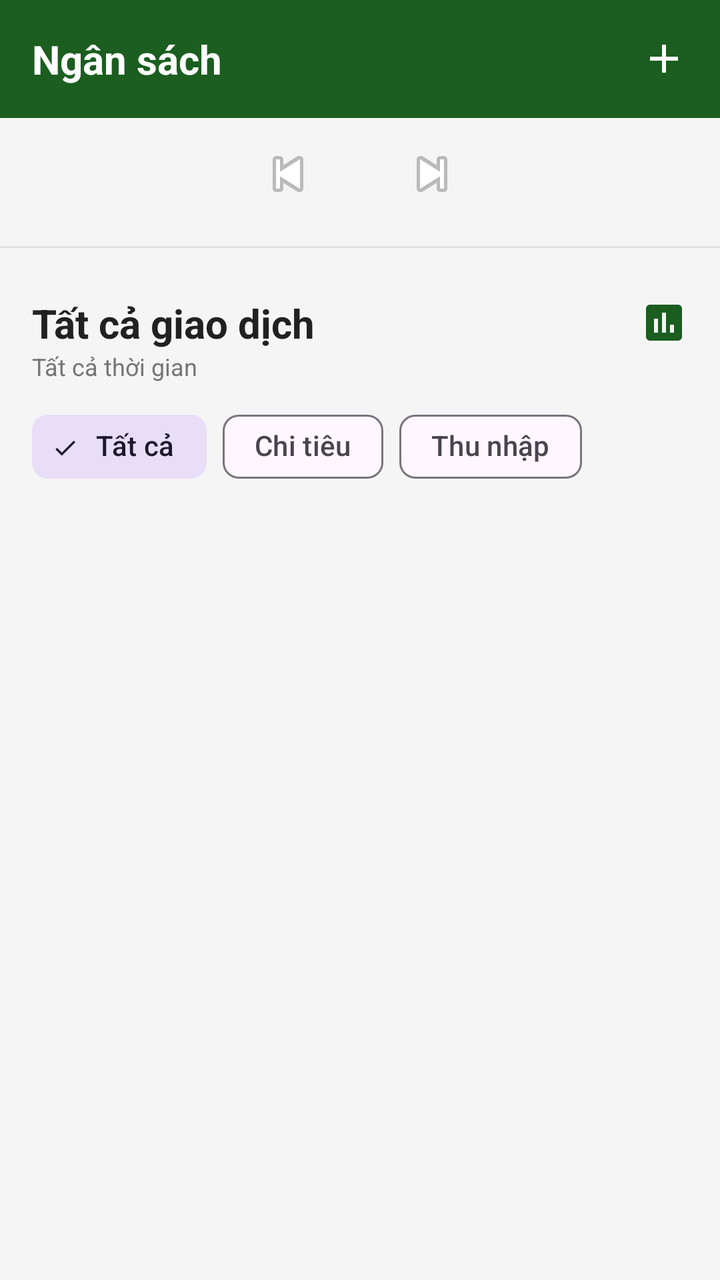
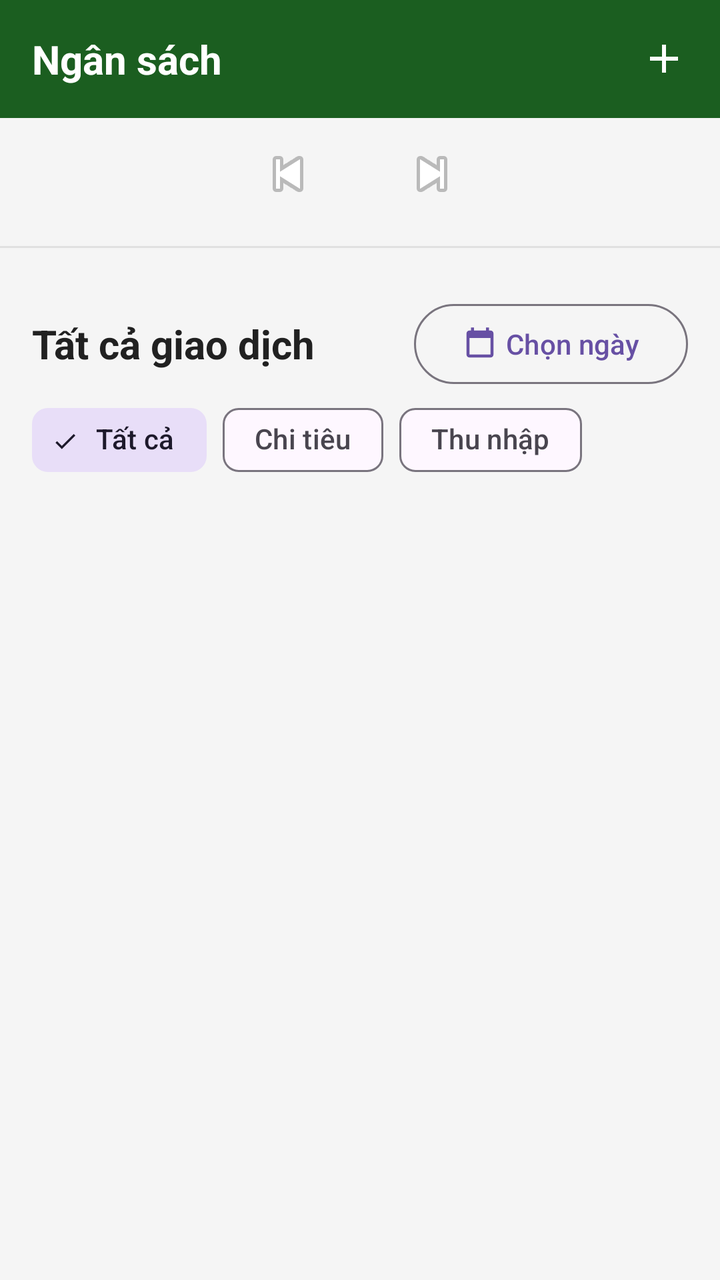

Before-and-after screenshots of an Android layout around one commit, followed by the original layout XML and the change that was made.
<!-- AndroidManifest.xml: application theme Theme.AppQuanLyChiTieu -->
<!-- res/layout/fragment_transaction_list.xml -->
<?xml version="1.0" encoding="utf-8"?>
<androidx.coordinatorlayout.widget.CoordinatorLayout xmlns:android="http://schemas.android.com/apk/res/android"
    xmlns:app="http://schemas.android.com/apk/res-auto"
    android:layout_width="match_parent"
    android:layout_height="match_parent"
    android:background="@color/background">

    <com.google.android.material.appbar.AppBarLayout
        android:layout_width="match_parent"
        android:layout_height="wrap_content"
        android:background="@color/background"
        android:theme="@style/Theme.Material3.Light">

        <com.google.android.material.appbar.CollapsingToolbarLayout
            android:layout_width="match_parent"
            android:layout_height="wrap_content"
            app:layout_scrollFlags="scroll|enterAlwaysCollapsed">

            <LinearLayout
                android:layout_width="match_parent"
                android:layout_height="wrap_content"
                android:orientation="vertical">
                
                
                <LinearLayout
                    android:layout_width="match_parent"
                    android:layout_height="wrap_content"
                    android:background="@color/primary"
                    android:orientation="horizontal"
                    android:padding="@dimen/spacing_md"
                    android:gravity="center_vertical">
                    
                    <TextView
                        android:layout_width="0dp"
                        android:layout_height="wrap_content"
                        android:layout_weight="1"
                        android:text="Ngân sách"
                        android:textColor="@color/white"
                        android:textSize="@dimen/text_title"
                        android:textStyle="bold" />
                        
                    <ImageButton
                        android:id="@+id/btn_add_budget"
                        android:layout_width="wrap_content"
                        android:layout_height="wrap_content"
                        android:background="?attr/selectableItemBackgroundBorderless"
                        android:src="@drawable/ic_add"
                        app:tint="@color/white"
                        android:contentDescription="Thêm ngân sách" />
                </LinearLayout>

                
                <LinearLayout
                    android:layout_width="match_parent"
                    android:layout_height="wrap_content"
                    android:gravity="center"
                    android:orientation="horizontal"
                    android:padding="@dimen/spacing_sm">

                    <ImageButton
                        android:id="@+id/btn_prev_month"
                        android:layout_width="40dp"
                        android:layout_height="40dp"
                        android:background="?attr/selectableItemBackgroundBorderless"
                        android:src="@android:drawable/ic_media_previous" />

                    <TextView
                        android:id="@+id/tv_current_month"
                        android:layout_width="wrap_content"
                        android:layout_height="wrap_content"
                        android:layout_marginStart="@dimen/spacing_md"
                        android:layout_marginEnd="@dimen/spacing_md"
                        android:textColor="@color/text_primary"
                        android:textSize="@dimen/text_subtitle"
                        android:textStyle="bold" />

                    <ImageButton
                        android:id="@+id/btn_next_month"
                        android:layout_width="40dp"
                        android:layout_height="40dp"
                        android:background="?attr/selectableItemBackgroundBorderless"
                        android:src="@android:drawable/ic_media_next" />
                </LinearLayout>

                
                <LinearLayout
                    android:id="@+id/ll_budgets_container"
                    android:layout_width="match_parent"
                    android:layout_height="wrap_content"
                    android:orientation="vertical"
                    android:paddingStart="@dimen/spacing_md"
                    android:paddingEnd="@dimen/spacing_md" />

                <LinearLayout
                    android:id="@+id/layout_empty_budget"
                    android:layout_width="match_parent"
                    android:layout_height="wrap_content"
                    android:orientation="vertical"
                    android:gravity="center"
                    android:paddingTop="32dp"
                    android:paddingBottom="32dp"
                    android:visibility="gone">
                    
                    <ImageView
                        android:layout_width="64dp"
                        android:layout_height="64dp"
                        android:src="@drawable/ic_empty_budget"
                        app:tint="#BDBDBD" />
                        
                    <TextView
                        android:layout_width="wrap_content"
                        android:layout_height="wrap_content"
                        android:layout_marginTop="12dp"
                        android:text="Chưa thiết lập ngân sách nào"
                        android:textColor="@color/text_hint"
                        android:textSize="16sp" />
                </LinearLayout>
                    
                <View
                    android:layout_width="match_parent"
                    android:layout_height="1dp"
                    android:background="#E0E0E0"
                    android:layout_marginTop="@dimen/spacing_sm"
                    android:layout_marginBottom="@dimen/spacing_sm" />
            </LinearLayout>
        </com.google.android.material.appbar.CollapsingToolbarLayout>

        
        <LinearLayout
            android:layout_width="match_parent"
            android:layout_height="wrap_content"
            android:orientation="vertical"
            android:background="@color/background"
            android:padding="@dimen/spacing_md">

            <LinearLayout
                android:layout_width="match_parent"
                android:layout_height="wrap_content"
                android:orientation="horizontal"
                android:gravity="center_vertical">
                
                <TextView
                    android:layout_width="0dp"
                    android:layout_height="wrap_content"
                    android:layout_weight="1"
                    android:text="Tất cả giao dịch"
                    android:textColor="@color/text_primary"
                    android:textSize="@dimen/text_title"
                    android:textStyle="bold" />
                    
                
                <ImageButton
                    android:id="@+id/btn_filter_date"
                    android:layout_width="wrap_content"
                    android:layout_height="wrap_content"
                    android:background="?attr/selectableItemBackgroundBorderless"
                    android:src="@drawable/ic_statistics"
                    app:tint="@color/primary" />
            </LinearLayout>
            
            <TextView
                android:id="@+id/tv_date_range"
                android:layout_width="match_parent"
                android:layout_height="wrap_content"
                android:text="Tất cả thời gian"
                android:textSize="@dimen/text_caption"
                android:textColor="@color/text_secondary"
                android:layout_marginBottom="@dimen/spacing_sm" />

            <com.google.android.material.chip.ChipGroup
                android:id="@+id/chip_group_filter"
                android:layout_width="wrap_content"
                android:layout_height="wrap_content"
                app:singleSelection="true">

                <com.google.android.material.chip.Chip
                    android:id="@+id/chip_all"
                    android:layout_width="wrap_content"
                    android:layout_height="wrap_content"
                    android:text="@string/all"
                    android:textColor="@color/chip_filter_text_color"
                    style="@style/Widget.Material3.Chip.Filter"
                    android:checked="true" />

                <com.google.android.material.chip.Chip
                    android:id="@+id/chip_expense"
                    android:layout_width="wrap_content"
                    android:layout_height="wrap_content"
                    android:text="@string/type_expense"
                    android:textColor="@color/chip_filter_text_color"
                    style="@style/Widget.Material3.Chip.Filter" />

                <com.google.android.material.chip.Chip
                    android:id="@+id/chip_income"
                    android:layout_width="wrap_content"
                    android:layout_height="wrap_content"
                    android:text="@string/type_income"
                    android:textColor="@color/chip_filter_text_color"
                    style="@style/Widget.Material3.Chip.Filter" />
            </com.google.android.material.chip.ChipGroup>
        </LinearLayout>
    </com.google.android.material.appbar.AppBarLayout>

    
    <ListView
        android:id="@+id/rv_transactions"
        android:layout_width="match_parent"
        android:layout_height="match_parent"
        app:layout_behavior="@string/appbar_scrolling_view_behavior"
        android:clipToPadding="false"
        android:paddingBottom="80dp"
        android:divider="@null"
        android:dividerHeight="0dp" />

    <include
        layout="@layout/layout_empty_state_transactions"
        android:layout_width="match_parent"
        android:layout_height="match_parent"
        app:layout_behavior="@string/appbar_scrolling_view_behavior" />

</androidx.coordinatorlayout.widget.CoordinatorLayout>
<!-- res/layout/layout_empty_state_transactions.xml (included above) -->
<?xml version="1.0" encoding="utf-8"?>
<LinearLayout
    xmlns:android="http://schemas.android.com/apk/res/android"
    android:id="@+id/layout_empty_state"
    android:layout_width="match_parent"
    android:layout_height="wrap_content"
    android:orientation="vertical"
    android:gravity="center"
    android:padding="32dp"
    android:visibility="gone">

    <ImageView
        android:id="@+id/iv_empty_illustration"
        android:layout_width="120dp"
        android:layout_height="120dp"
        android:src="@drawable/ic_empty_wallet"
        android:contentDescription="@null" />

    <TextView
        android:id="@+id/tv_empty_title"
        android:layout_width="wrap_content"
        android:layout_height="wrap_content"
        android:layout_marginTop="24dp"
        android:textSize="18sp"
        android:textStyle="bold"
        android:textColor="@color/text_primary"
        android:gravity="center" />

    <TextView
        android:id="@+id/tv_empty_desc"
        android:layout_width="wrap_content"
        android:layout_height="wrap_content"
        android:layout_marginTop="8dp"
        android:textSize="14sp"
        android:textColor="@color/text_hint"
        android:gravity="center" />

    <Button
        android:id="@+id/btn_empty_cta"
        android:layout_width="wrap_content"
        android:layout_height="wrap_content"
        android:layout_marginTop="24dp"
        android:backgroundTint="@color/primary"
        android:textColor="@color/white" />

</LinearLayout>
<!-- resources referenced by this layout -->
<resources>
  <color name="background">#F5F5F5</color>
  <color name="primary">#1B5E20</color>
  <color name="text_hint">#BDBDBD</color>
  <color name="text_primary">#212121</color>
  <color name="text_secondary">#757575</color>
  <color name="white">#FFFFFFFF</color>
  <dimen name="spacing_md">16dp</dimen>
  <dimen name="spacing_sm">8dp</dimen>
  <dimen name="text_caption">12sp</dimen>
  <dimen name="text_subtitle">16sp</dimen>
  <dimen name="text_title">20sp</dimen>
  <!-- drawable ic_add (drawable) -->
  <vector xmlns:android="http://schemas.android.com/apk/res/android"
      android:width="24dp"
      android:height="24dp"
      android:viewportWidth="24"
      android:viewportHeight="24"
      android:tint="?attr/colorControlNormal">
      <path
          android:fillColor="@android:color/white"
          android:pathData="M19,13h-6v6h-2v-6H5v-2h6V5h2v6h6v2z"/>
  </vector>
  <!-- drawable ic_empty_wallet (drawable) -->
  <?xml version="1.0" encoding="utf-8"?>
  <vector xmlns:android="http://schemas.android.com/apk/res/android"
      android:width="24dp"
      android:height="24dp"
      android:viewportWidth="24"
      android:viewportHeight="24">
  
      
      <path
          android:fillColor="#9E9E9E"
          android:pathData="M20,4H4C2.89,4 2,4.89 2,6V18C2,19.11 2.89,20 4,20H20C21.11,20 22,19.11 22,18V6C22,4.89 21.11,4 20,4Z" />
  
      
      <path
          android:fillColor="#FFFFFF"
          android:pathData="M2,9H22V11H2Z" />
  
      
      <path
          android:fillColor="#BDBDBD"
          android:pathData="M16,13H20C20.55,13 21,13.45 21,14V17C21,17.55 20.55,18 20,18H16C15.45,18 15,17.55 15,17V14C15,13.45 15.45,13 16,13Z" />
  
      
      <path
          android:fillColor="#9E9E9E"
          android:pathData="M18,15.5m-1,0a1,1 0,1 1,2 0a1,1 0,1 1,-2 0" />
  
  </vector>
  <!-- drawable ic_statistics (drawable) -->
  <vector xmlns:android="http://schemas.android.com/apk/res/android"
      android:width="24dp"
      android:height="24dp"
      android:viewportWidth="24"
      android:viewportHeight="24"
      android:tint="?attr/colorControlNormal">
      <path
          android:fillColor="@android:color/white"
          android:pathData="M19,3H5C3.9,3 3,3.9 3,5v14c0,1.1 0.9,2 2,2h14c1.1,0 2,-0.9 2,-2V5C21,3.9 20.1,3 19,3zM9,17H7v-7h2V17zM13,17h-2V7h2V17zM17,17h-2v-4h2V17z"/>
  </vector>
  <string name="all">Tất cả</string>
  <string name="type_expense">Chi tiêu</string>
  <string name="type_income">Thu nhập</string>
  <style name="Theme.AppQuanLyChiTieu" parent="Base.Theme.AppQuanLyChiTieu" />
  <style name="Base.Theme.AppQuanLyChiTieu" parent="Theme.Material3.DayNight.NoActionBar">
          <item name="colorPrimary">@color/primary</item>
          <item name="colorPrimaryDark">@color/primary_dark</item>
          <item name="colorOnPrimary">@color/on_primary</item>
          <item name="colorSecondary">@color/secondary</item>
          <item name="colorOnSecondary">@color/on_secondary</item>
          <item name="android:colorBackground">@color/background</item>
          <item name="colorSurface">@color/surface</item>
          <item name="colorOnSurface">@color/on_surface</item>
          <item name="android:statusBarColor">@color/primary_dark</item>
      </style>
  <color name="primary_dark">#003300</color>
  <color name="on_primary">#FFFFFF</color>
  <color name="secondary">#FF6F00</color>
  <color name="on_secondary">#FFFFFF</color>
  <color name="surface">#FFFFFF</color>
  <color name="on_surface">#1C1C1C</color>
  <!-- unchanged entries left out for length: 1 -->
</resources>

<!-- the commit's change to res/layout/fragment_transaction_list.xml (unified diff, before → after) -->
@@ -149,23 +149,16 @@
                     android:textStyle="bold" />
                     
                 
-                <ImageButton
+                <com.google.android.material.button.MaterialButton
                     android:id="@+id/btn_filter_date"
                     android:layout_width="wrap_content"
                     android:layout_height="wrap_content"
-                    android:background="?attr/selectableItemBackgroundBorderless"
-                    android:src="@drawable/ic_statistics"
-                    app:tint="@color/primary" />
+                    style="?attr/materialButtonOutlinedStyle"
+                    android:text="Chọn ngày"
+                    app:icon="@drawable/ic_calendar" />
             </LinearLayout>
             
-            <TextView
-                android:id="@+id/tv_date_range"
-                android:layout_width="match_parent"
-                android:layout_height="wrap_content"
-                android:text="Tất cả thời gian"
-                android:textSize="@dimen/text_caption"
-                android:textColor="@color/text_secondary"
-                android:layout_marginBottom="@dimen/spacing_sm" />
+
 
             <com.google.android.material.chip.ChipGroup
                 android:id="@+id/chip_group_filter"
<!-- resource entries referenced after the edit -->
@@ -4,11 +4,9 @@
   <color name="primary">#1B5E20</color>
   <color name="text_hint">#BDBDBD</color>
   <color name="text_primary">#212121</color>
-  <color name="text_secondary">#757575</color>
   <color name="white">#FFFFFFFF</color>
   <dimen name="spacing_md">16dp</dimen>
   <dimen name="spacing_sm">8dp</dimen>
-  <dimen name="text_caption">12sp</dimen>
   <dimen name="text_subtitle">16sp</dimen>
   <dimen name="text_title">20sp</dimen>
   <!-- drawable ic_add (drawable) -->
@@ -21,6 +19,17 @@
       <path
           android:fillColor="@android:color/white"
           android:pathData="M19,13h-6v6h-2v-6H5v-2h6V5h2v6h6v2z"/>
+  </vector>
+  <!-- drawable ic_calendar (drawable) -->
+  <vector xmlns:android="http://schemas.android.com/apk/res/android"
+      android:width="24dp"
+      android:height="24dp"
+      android:viewportWidth="24"
+      android:viewportHeight="24"
+      android:tint="?attr/colorControlNormal">
+    <path
+        android:fillColor="@android:color/white"
+        android:pathData="M19,3h-1V1h-2v2H8V1H6v2H5c-1.11,0 -2,0.9 -2,2v14c0,1.1 0.89,2 2,2h14c1.1,0 2,-0.9 2,-2V5c0,-1.1 -0.9,-2 -2,-2zm0,16H5V8h14v11z"/>
   </vector>
   <!-- drawable ic_empty_wallet (drawable) -->
   <?xml version="1.0" encoding="utf-8"?>
@@ -51,17 +60,6 @@
           android:pathData="M18,15.5m-1,0a1,1 0,1 1,2 0a1,1 0,1 1,-2 0" />
   
   </vector>
-  <!-- drawable ic_statistics (drawable) -->
-  <vector xmlns:android="http://schemas.android.com/apk/res/android"
-      android:width="24dp"
-      android:height="24dp"
-      android:viewportWidth="24"
-      android:viewportHeight="24"
-      android:tint="?attr/colorControlNormal">
-      <path
-          android:fillColor="@android:color/white"
-          android:pathData="M19,3H5C3.9,3 3,3.9 3,5v14c0,1.1 0.9,2 2,2h14c1.1,0 2,-0.9 2,-2V5C21,3.9 20.1,3 19,3zM9,17H7v-7h2V17zM13,17h-2V7h2V17zM17,17h-2v-4h2V17z"/>
-  </vector>
   <string name="all">Tất cả</string>
   <string name="type_expense">Chi tiêu</string>
   <string name="type_income">Thu nhập</string>
